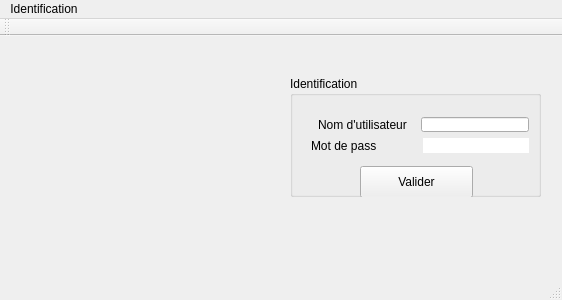
Above: c++_oussa/mainwindow.ui from khadimkasse/projet_cpp_ndeye before the change. Below: the same form after it.
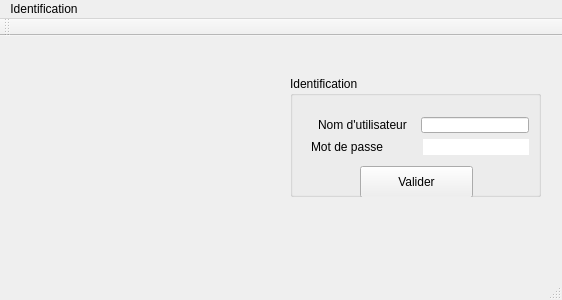
That is the form after the change. Icons and pictures are not drawn.

Patch:
```diff
--- a/c++_oussa/mainwindow.ui
+++ b/c++_oussa/mainwindow.ui
@@ -45,7 +45,7 @@
        <x>10</x>
        <y>30</y>
        <width>240</width>
-       <height>58</height>
+       <height>60</height>
       </rect>
      </property>
      <layout class="QVBoxLayout" name="verticalLayout">
@@ -68,7 +68,7 @@
         <item>
          <widget class="QLabel" name="label_2">
           <property name="text">
-           <string>Mot de pass</string>
+           <string>Mot de passe</string>
           </property>
          </widget>
         </item>
```
Left out of the diff: 2 changed lines with no effect on the pictures.
